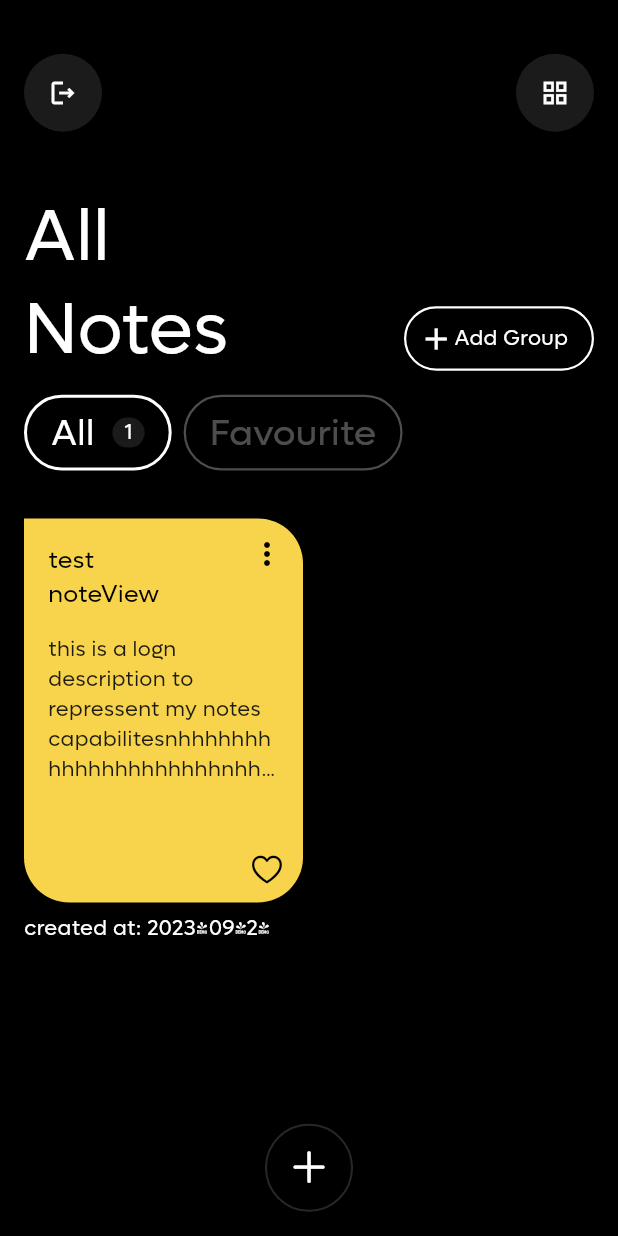
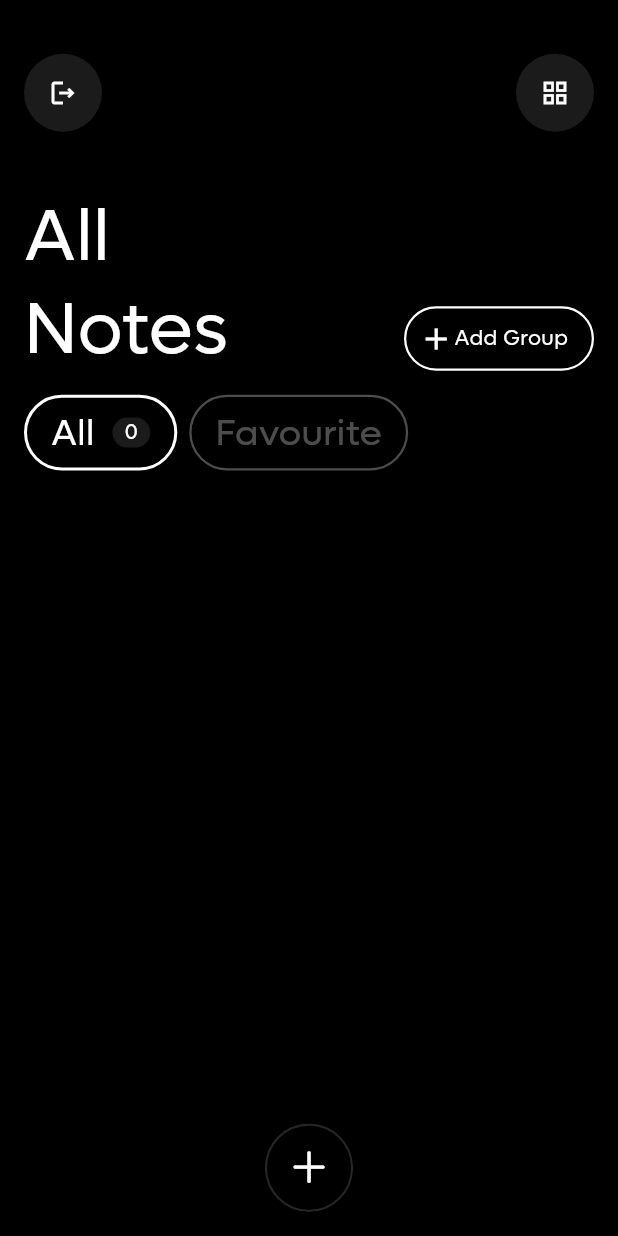
Before and after one commit to abdulrahmanalaa123/notes_app, a Flutter app: the BasePage widget shown alone on an empty page, opened directly, on a phone screen of 412 x 824 dp. Run offline on Flutter 3.47's test engine with Material 2 defaults, Android fonts, the phone set to English and light mode, and no system bars; our stand-ins replace firebase_auth, firebase_core, shared_preferences, sqflite; accounts and stored records are empty.

```diff
--- a/lib/pages/base_page.dart
+++ b/lib/pages/base_page.dart
@@ -1,12 +1,7 @@
-import 'dart:math';
-
 import 'package:flutter/material.dart';
-import 'package:notes_app/models/notes.dart';
-import 'package:notes_app/models/notes_data.dart';
 import 'package:notes_app/view_models/multi_select_provider.dart';
 import 'package:provider/provider.dart';
 import 'package:notes_app/view_models/notes_view_model/notes_view_model.dart';
-import '../constants/style_constants.dart';
 import '../ui_components/main_page/main_page_layout.dart';
 
 //TODO
@@ -31,14 +26,6 @@ class _BasePageState extends State<BasePage> {
     //in the context
     WidgetsBinding.instance.addPostFrameCallback((timeStamp) async {
       await Provider.of<NotesViewModel>(context, listen: false).init();
-      await Provider.of<NotesViewModel>(context, listen: false).addNote(Note(
-          createdAt: DateTime.now(),
-          noteData: NoteData(
-              title: 'test noteView',
-              body: 'wahtevere',
-              description:
-                  'this is a logn description to repressent my notes capabilitesnhhhhhhhhhhhhhhhhhhhhnhhhhhhhhhhhhhhhhhhhhhhhhhhhhh',
-              color: Constants.listOfColors[Random().nextInt(5)])));
     });
     setState(() {
       _initialized = true;
--- a/lib/ui_components/editing_page/body_field.dart
+++ b/lib/ui_components/editing_page/body_field.dart
@@ -16,6 +16,7 @@ class BodyField extends StatelessWidget {
     return Padding(
       padding: const EdgeInsets.symmetric(horizontal: 16),
       child: TextField(
+        //which basically means if youre in an editing state
         autofocus: titleController.text.isNotEmpty ? true : false,
         keyboardType: TextInputType.multiline,
         //left here before it was null
```
